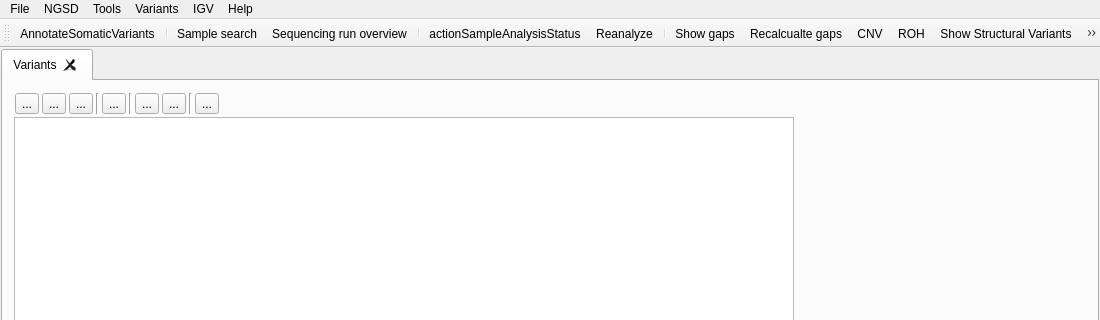
The window that src/GSvar/MainWindow.ui (imgag/ngs-bits) describes before a commit, drawn with Qt 5; both pictures show x 0 to 1100 and y 0 to 320 of the 1100 by 800 pixel window.
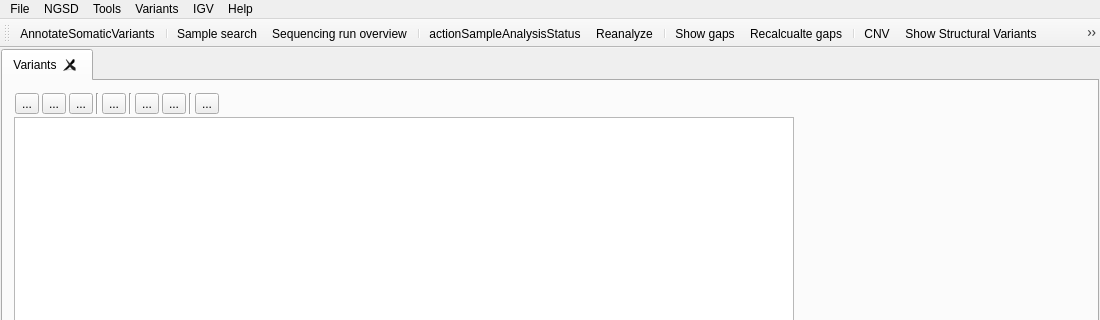
The same window after the commit. Icons and pictures are not drawn. Custom widgets are drawn as their Qt base class.

Patch:
```diff
--- a/src/GSvar/MainWindow.ui
+++ b/src/GSvar/MainWindow.ui
@@ -508,13 +508,14 @@
    <addaction name="separator"/>
    <addaction name="actionGapsLookup"/>
    <addaction name="actionGapsRecalculate"/>
+   <addaction name="separator"/>
    <addaction name="actionCNV"/>
-   <addaction name="actionROH"/>
    <addaction name="actionSV"/>
+   <addaction name="actionROH"/>
+   <addaction name="actionCircos"/>
+   <addaction name="separator"/>
    <addaction name="actionGeneSelector"/>
    <addaction name="actionDebug"/>
-   <addaction name="separator"/>
-   <addaction name="actionCircos"/>
   </widget>
   <action name="actionOpen">
    <property name="text">
```
Left out of the diff: 8 changed lines with no effect on the pictures.
